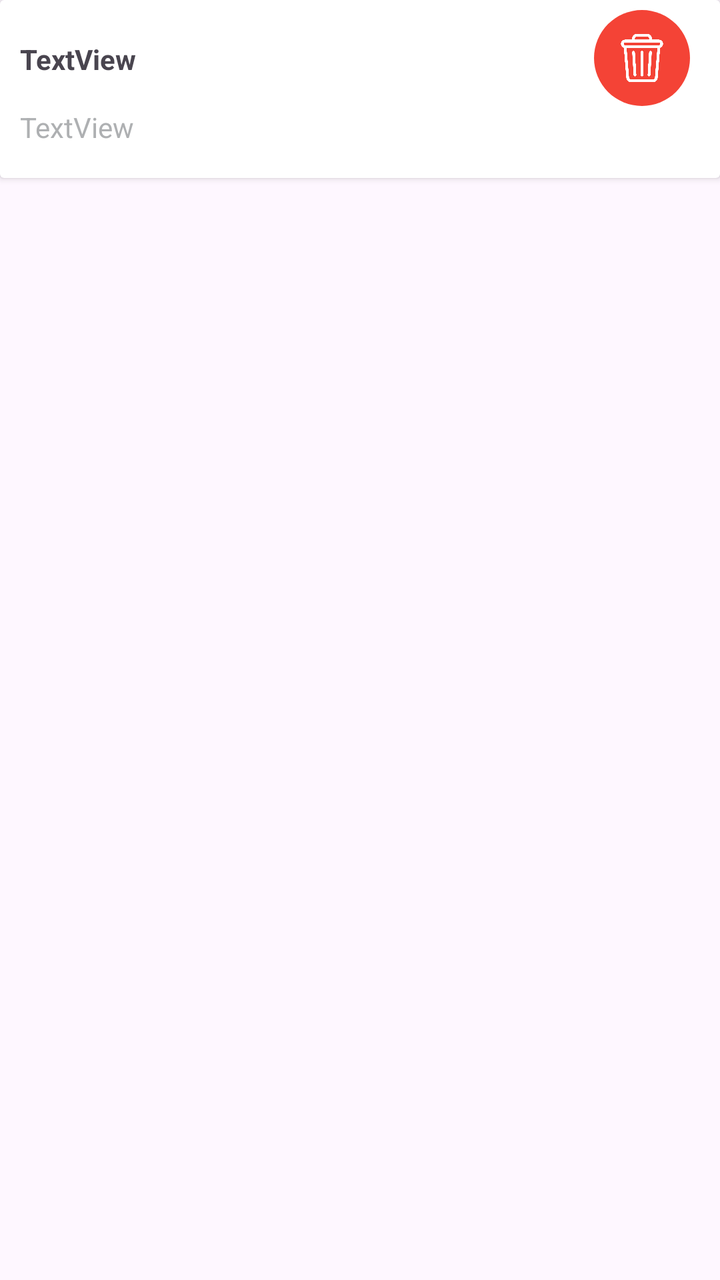
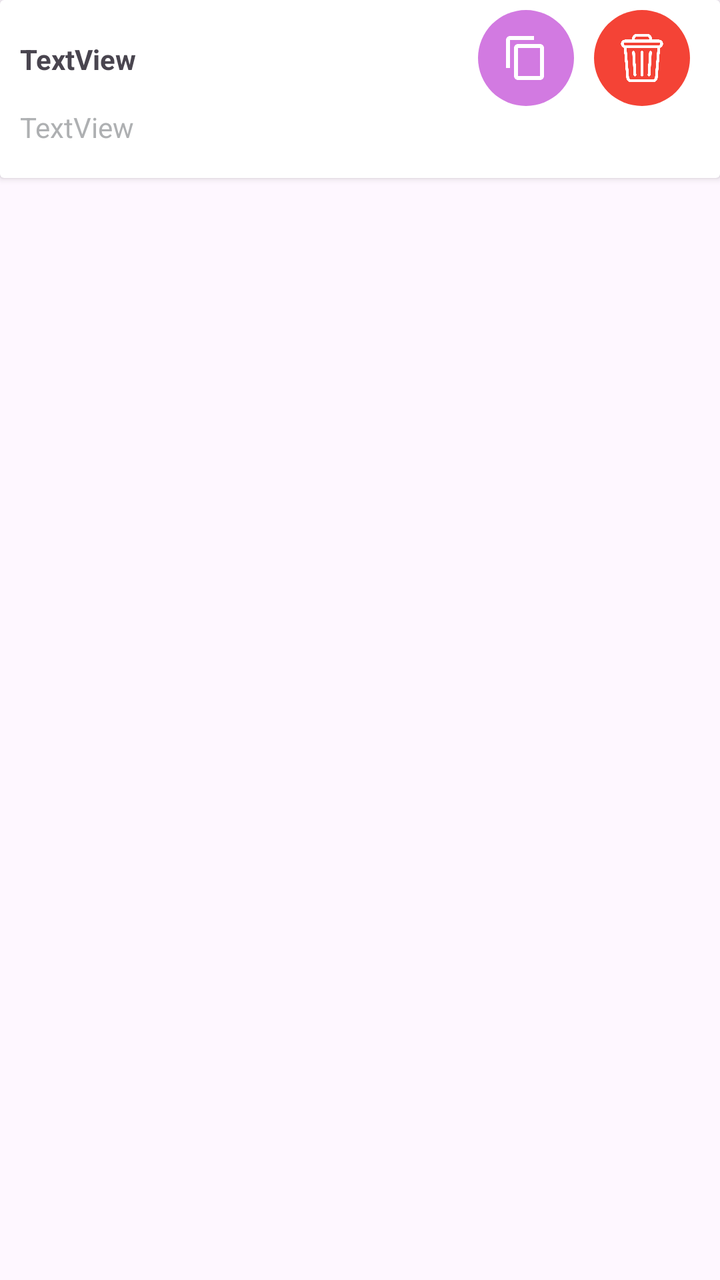

Two renders of the same Android screen: before a commit and after it. Below are the layout's source before the change and the commit's diff.
<!-- AndroidManifest.xml: application theme Theme.AppFond -->
<!-- res/layout/episode_list_item.xml -->
<?xml version="1.0" encoding="utf-8"?>
<androidx.constraintlayout.widget.ConstraintLayout xmlns:android="http://schemas.android.com/apk/res/android"
    xmlns:app="http://schemas.android.com/apk/res-auto"
    xmlns:tools="http://schemas.android.com/tools"
    android:layout_width="match_parent"
    android:layout_height="wrap_content">

    <androidx.cardview.widget.CardView
        android:id="@+id/episode_list_view"
        android:layout_width="0dp"
        android:layout_height="wrap_content"
        app:layout_constraintEnd_toEndOf="parent"
        app:layout_constraintStart_toStartOf="parent"
        app:layout_constraintTop_toTopOf="parent">

        <androidx.constraintlayout.widget.ConstraintLayout
            android:layout_width="match_parent"
            android:layout_height="wrap_content">

            <TextView
                android:id="@+id/fieldDateTimeEpi"
                android:layout_width="wrap_content"
                android:layout_height="wrap_content"
                android:layout_marginStart="10dp"
                android:layout_marginTop="20dp"
                android:text="TextView"
                android:textStyle="bold"
                app:layout_constraintStart_toStartOf="parent"
                app:layout_constraintTop_toTopOf="parent" />

            <TextView
                android:id="@+id/textCommentEpi"
                android:layout_width="0dp"
                android:layout_height="wrap_content"
                android:layout_marginStart="10dp"
                android:layout_marginTop="15dp"
                android:layout_marginEnd="10dp"
                android:layout_marginBottom="16dp"
                android:text="TextView"
                android:textColor="@color/gray_light"
                android:textIsSelectable="true"
                app:layout_constraintBottom_toBottomOf="parent"
                app:layout_constraintEnd_toEndOf="parent"
                app:layout_constraintHorizontal_bias="0.0"
                app:layout_constraintStart_toStartOf="parent"
                app:layout_constraintTop_toBottomOf="@+id/fieldDateTimeEpi" />

            <TextView
                android:id="@+id/idEpi"
                android:layout_width="wrap_content"
                android:layout_height="wrap_content"
                android:layout_marginStart="10dp"
                android:layout_marginTop="5dp"
                android:text="TextView"
                android:visibility="invisible"
                app:layout_constraintBottom_toBottomOf="parent"
                app:layout_constraintEnd_toStartOf="@+id/idCard"
                app:layout_constraintStart_toStartOf="parent"
                app:layout_constraintTop_toTopOf="parent" />

            <TextView
                android:id="@+id/idCard"
                android:layout_width="wrap_content"
                android:layout_height="wrap_content"
                android:layout_marginTop="36dp"
                android:layout_marginEnd="143dp"
                android:text="TextView"
                android:visibility="invisible"
                app:layout_constraintEnd_toStartOf="@+id/buttonDelEpi"
                app:layout_constraintStart_toEndOf="@+id/idEpi"
                app:layout_constraintTop_toTopOf="parent" />

            <ImageButton
                android:id="@+id/imageButton"
                android:layout_width="48dp"
                android:layout_height="48dp"
                android:layout_marginTop="5dp"
                android:layout_marginEnd="10dp"
                android:background="@drawable/corner_radius"
                android:backgroundTint="#2196F3"
                android:padding="10dp"
                android:visibility="invisible"
                app:layout_constraintEnd_toStartOf="@+id/buttonDelEpi"
                app:layout_constraintTop_toTopOf="parent"
                app:srcCompat="@android:drawable/ic_menu_info_details" />

            <ImageButton
                android:id="@+id/buttonDelEpi"
                android:layout_width="48dp"
                android:layout_height="48dp"
                android:layout_marginTop="5dp"
                android:layout_marginEnd="15dp"
                android:background="@drawable/corner_radius"
                android:backgroundTint="#F44336"
                android:contentDescription="Del"
                android:padding="12dp"
                android:scaleType="centerInside"
                app:layout_constraintEnd_toEndOf="parent"
                app:layout_constraintTop_toTopOf="parent"
                app:srcCompat="@drawable/bin"
                app:tint="@app:color/white" />

        </androidx.constraintlayout.widget.ConstraintLayout>
    </androidx.cardview.widget.CardView>

</androidx.constraintlayout.widget.ConstraintLayout>
<!-- resources referenced by this layout -->
<resources>
  <color name="gray_light">#AEB0B2</color>
  <!-- drawable bin: png bitmap (drawable, 12570 bytes) -->
  <!-- drawable corner_radius (drawable) -->
  <shape xmlns:android="http://schemas.android.com/apk/res/android">
      
  
  
      
      <corners android:radius="32dp" />
  
  
  </shape>
  <style name="Theme.AppFond" parent="Theme.MaterialComponents.DayNight.NoActionBar">
          
          <item name="colorPrimary">@color/fiol</item>
          <item name="colorPrimaryVariant">@color/fiol</item>
          <item name="colorOnPrimary">@color/white</item>
          
          <item name="colorSecondary">@color/purple_400</item>
          <item name="colorSecondaryVariant">@color/purple_800</item>
          <item name="colorOnSecondary">@color/black</item>
          
          
      </style>
  <color name="fiol">#9C27B0</color>
  <color name="white">#FFFFFFFF</color>
  <color name="black">#FF000000</color>
</resources>

<!-- the commit's change to res/layout/episode_list_item.xml (unified diff, before → after) -->
@@ -71,18 +71,19 @@
                 app:layout_constraintTop_toTopOf="parent" />
 
             <ImageButton
-                android:id="@+id/imageButton"
+                android:id="@+id/buttonCopyEpisode"
                 android:layout_width="48dp"
                 android:layout_height="48dp"
                 android:layout_marginTop="5dp"
                 android:layout_marginEnd="10dp"
                 android:background="@drawable/corner_radius"
-                android:backgroundTint="#2196F3"
+                android:backgroundTint="@color/fiol_bleed"
                 android:padding="10dp"
-                android:visibility="invisible"
+                android:tint="@app:color/white"
+                android:visibility="visible"
                 app:layout_constraintEnd_toStartOf="@+id/buttonDelEpi"
                 app:layout_constraintTop_toTopOf="parent"
-                app:srcCompat="@android:drawable/ic_menu_info_details" />
+                app:srcCompat="?attr/actionModeCopyDrawable" />
 
             <ImageButton
                 android:id="@+id/buttonDelEpi"
<!-- resource entries referenced after the edit -->
@@ -1,5 +1,6 @@
 <!-- resources referenced by this layout -->
 <resources>
+  <color name="fiol_bleed">#D27AE1</color>
   <color name="gray_light">#AEB0B2</color>
   <!-- drawable bin: png bitmap (drawable, 12570 bytes) -->
   <!-- drawable corner_radius (drawable) -->
